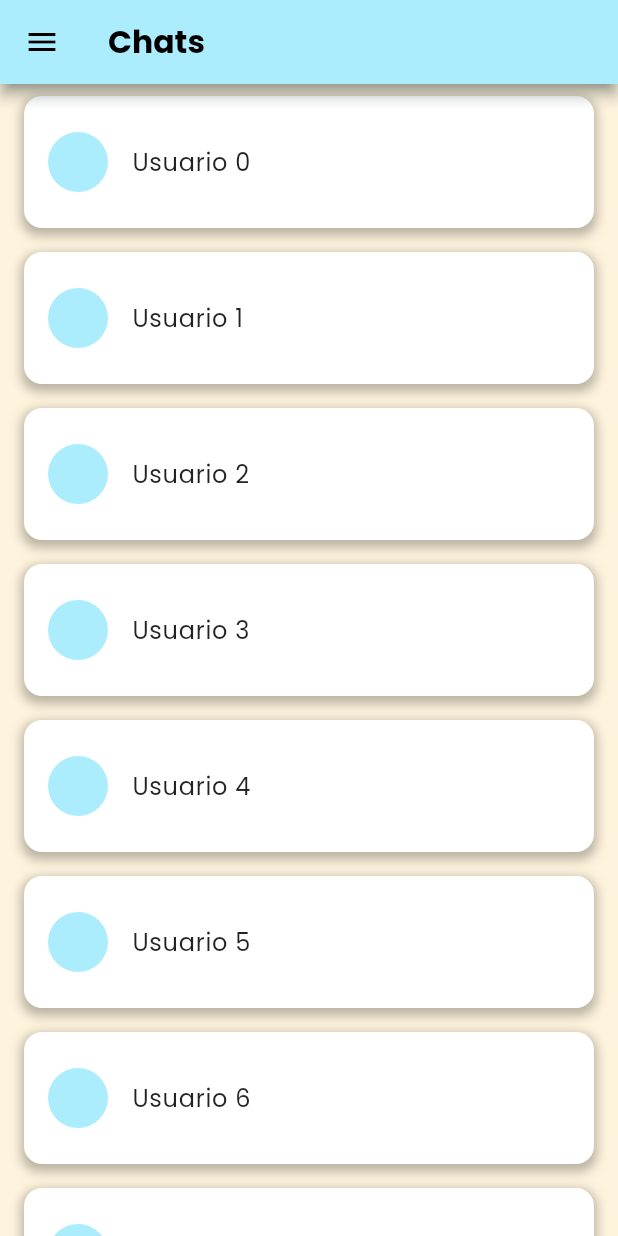
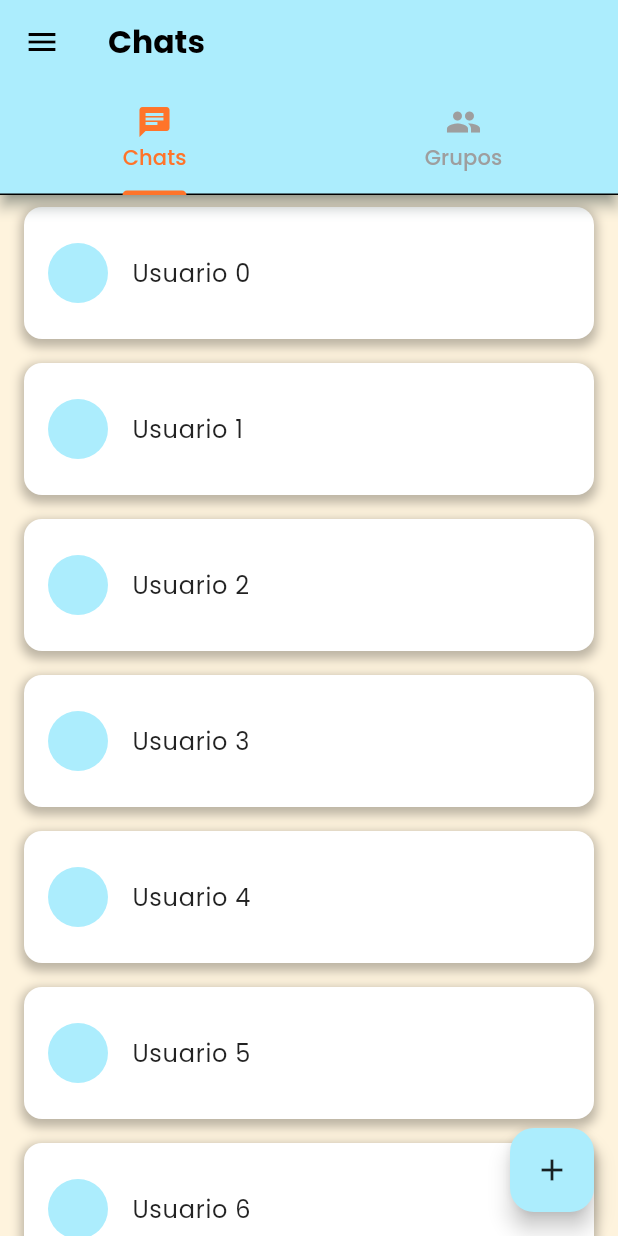
Before and after one commit to AlbertoRedondo89/whatschat, a Flutter app: the ChatListPage screen opened directly, on a phone screen of 412 x 824 dp. Run offline on Flutter 3.47's test engine with Material 3 defaults, Android fonts, the phone set to English and light mode, and no system bars; our stand-ins replace flutter_local_notifications, google_fonts, image_picker, shared_preferences; accounts and stored records are empty.

Commit message:
Dos menus
Añadido menu de chats y menu de grupos

```diff
--- a/lib/pages/chatlistpage.dart
+++ b/lib/pages/chatlistpage.dart
@@ -11,19 +11,28 @@ class ChatListPage extends StatelessWidget {
     final theme = Theme.of(context);
     final isDarkMode = Provider.of<ThemeProvider>(context).isDarkMode;
 
-    return Scaffold(
+    return DefaultTabController(
+      length: 2, // 🔹 Dos pestañas (Chats y Grupos)
+      child: Scaffold(
         appBar: AppBar(
-        title: Text('Chats')
+          title: Text('Chats'),
+          bottom: TabBar(
+            indicatorColor: theme.colorScheme.secondary, // 🔹 Color del indicador
+            labelColor: theme.colorScheme.secondary, // 🔹 Color del icono y texto seleccionado
+            unselectedLabelColor: Colors.grey, // 🔹 Color del icono y texto NO seleccionado
+            tabs: [
+              Tab(icon: Icon(Icons.chat), text: "Chats"),
+              Tab(icon: Icon(Icons.group), text: "Grupos"),
+            ],
+          ),
         ),
         drawer: Drawer(
           child: Container(
-          color: theme.scaffoldBackgroundColor, // 🔹 Fondo del menú lateral según el tema
+            color: theme.scaffoldBackgroundColor,
             child: ListView(
               children: [
                 DrawerHeader(
-                decoration: BoxDecoration(
-                  color: theme.primaryColor, // 🔹 Color de fondo del header
-                ),
+                  decoration: BoxDecoration(color: theme.primaryColor),
                   child: Text(
                     'Ajustes',
                     style: TextStyle(color: Colors.white, fontSize: 20),
@@ -54,14 +63,33 @@ class ChatListPage extends StatelessWidget {
             ),
           ),
         ),
-      body: ListView.builder(
+        body: TabBarView(
+          children: [
+            _buildChatList(context, isDarkMode, false), // 🔹 Lista de chats normales
+            _buildChatList(context, isDarkMode, true),  // 🔹 Lista de grupos
+          ],
+        ),
+        floatingActionButton: FloatingActionButton(
+          onPressed: () {
+            // 🔹 Aquí puedes abrir la pantalla para crear un grupo
+            print("Crear grupo");
+          },
+          backgroundColor: theme.primaryColor,
+          child: Icon(Icons.add, color: theme.iconTheme.color),
+        ),
+      ),
+    );
+  }
+
+  Widget _buildChatList(BuildContext context, bool isDarkMode, bool isGroup) {
+    return ListView.builder(
       itemCount: 10,
       itemBuilder: (context, index) {
         return Padding(
           padding: const EdgeInsets.symmetric(horizontal: 16.0, vertical: 8.0),
           child: Container(
             decoration: BoxDecoration(
-                color: isDarkMode ? Colors.grey[900] : Colors.white, // 🔹 Color de fondo según el tema
+              color: isDarkMode ? Colors.grey[900] : Colors.white,
               borderRadius: BorderRadius.circular(12),
               boxShadow: isDarkMode
                   ? []
@@ -76,22 +104,21 @@ class ChatListPage extends StatelessWidget {
             ),
             child: ListTile(
               contentPadding: EdgeInsets.all(16.0),
-                leading: CircleAvatar(backgroundColor: theme.colorScheme.primary),
+              leading: CircleAvatar(backgroundColor: Theme.of(context).colorScheme.primary),
               title: Text(
-                  'Usuario $index',
-                  style: TextStyle(color: theme.textTheme.bodyMedium?.color), // 🔹 Color del texto según el tema
+                isGroup ? 'Grupo $index' : 'Usuario $index',
+                style: TextStyle(color: Theme.of(context).textTheme.bodyMedium?.color),
               ),
               onTap: () {
                 Navigator.push(
                   context,
-                    MaterialPageRoute(builder: (context) => ChatPage(username: 'Usuario $index')),
+                  MaterialPageRoute(builder: (context) => ChatPage(username: isGroup ? 'Grupo $index' : 'Usuario $index')),
                 );
               },
             ),
           ),
         );
       },
-      ),
     );
   }
 }
```
Also changed, not shown: assets/images/user_avatar.png (renamed from assets/images/user-avatar.png). Lines whose indentation alone changed are shown as unchanged.
